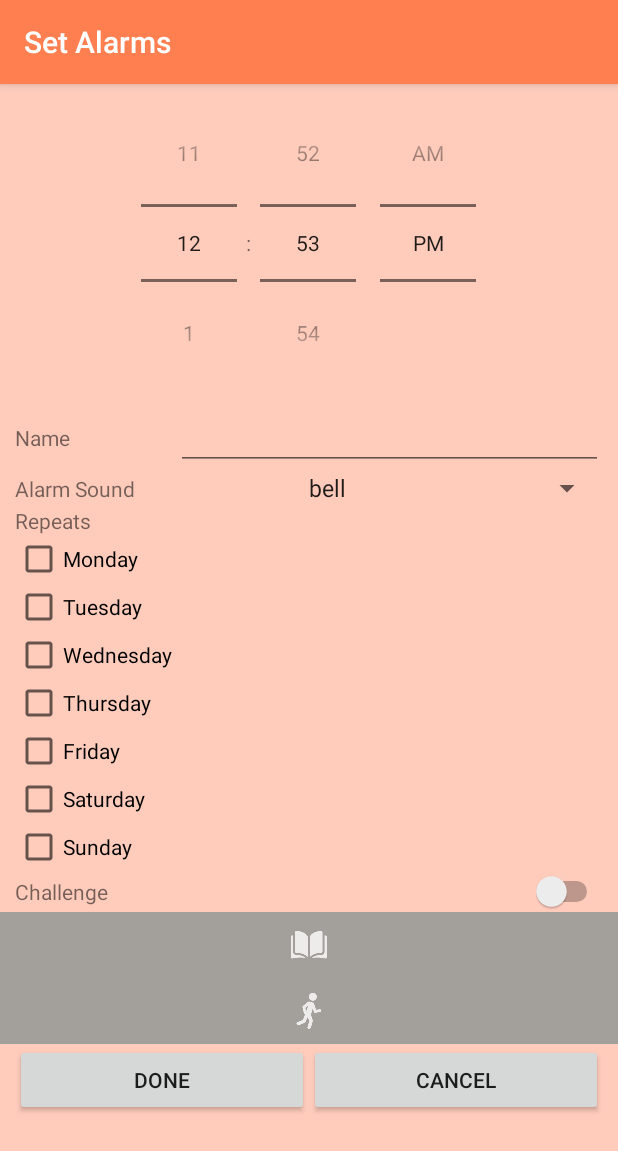
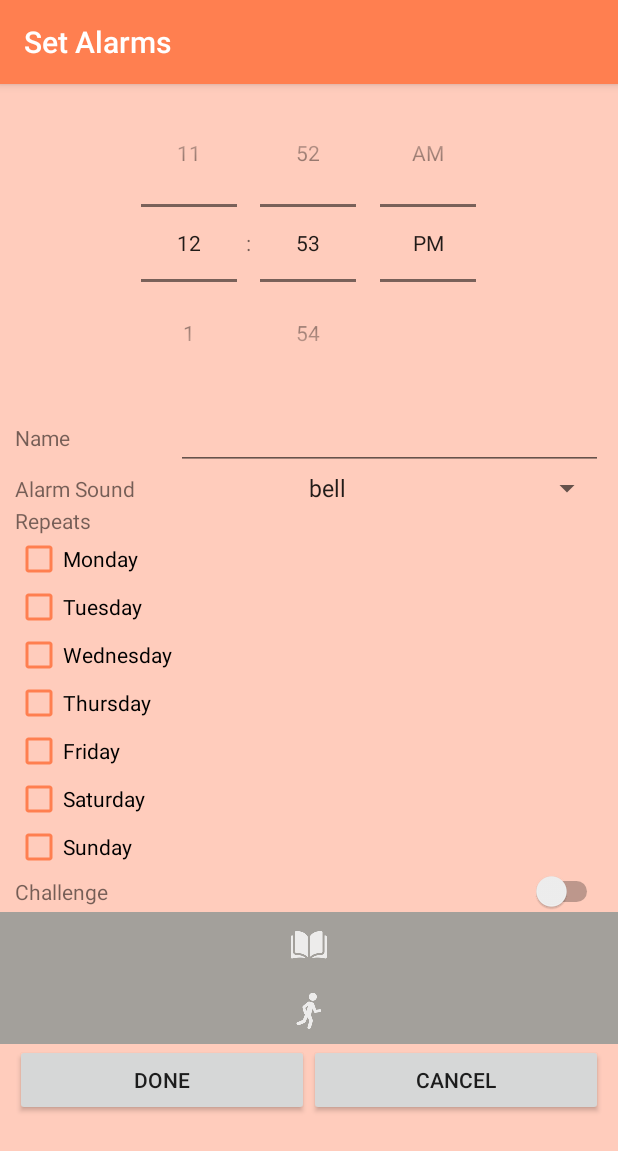
Before and after one commit to jhu-cs-uima-sp19/Awake, an Android app: the screen it shows after launch (MainActivity), after a tap on an icon or button, on a phone screen of 412 x 824 dp. Shown: the top 1151 px of the screen. Run offline under Robolectric (Android 15) with nearby library versions, the phone set to English and light mode, and no system bars.

Commit message:
color of checkboxes

```diff
--- a/app/src/main/res/layout/set_alarm_fragment.xml
+++ b/app/src/main/res/layout/set_alarm_fragment.xml
@@ -83,6 +83,7 @@
                 android:id="@+id/monday"
                 android:layout_width="match_parent"
                 android:layout_height="wrap_content"
+                android:buttonTint="@color/colorPrimary"
                 android:layout_marginLeft="10dp"
                 android:text="Monday" />
 
@@ -90,6 +91,7 @@
                 android:id="@+id/tuesday"
                 android:layout_width="match_parent"
                 android:layout_height="wrap_content"
+                android:buttonTint="@color/colorPrimary"
                 android:layout_marginLeft="10dp"
                 android:text="Tuesday" />
 
@@ -97,6 +99,7 @@
                 android:id="@+id/wednesday"
                 android:layout_width="match_parent"
                 android:layout_height="wrap_content"
+                android:buttonTint="@color/colorPrimary"
                 android:layout_marginLeft="10dp"
                 android:text="Wednesday" />
 
@@ -104,6 +107,7 @@
                 android:id="@+id/thursday"
                 android:layout_width="match_parent"
                 android:layout_height="wrap_content"
+                android:buttonTint="@color/colorPrimary"
                 android:layout_marginLeft="10dp"
                 android:text="Thursday" />
 
@@ -111,6 +115,7 @@
                 android:id="@+id/friday"
                 android:layout_width="match_parent"
                 android:layout_height="wrap_content"
+                android:buttonTint="@color/colorPrimary"
                 android:layout_marginLeft="10dp"
                 android:text="Friday" />
 
@@ -118,6 +123,7 @@
                 android:id="@+id/saturday"
                 android:layout_width="match_parent"
                 android:layout_height="wrap_content"
+                android:buttonTint="@color/colorPrimary"
                 android:layout_marginLeft="10dp"
                 android:text="Saturday" />
 
@@ -125,6 +131,7 @@
                 android:id="@+id/sunday"
                 android:layout_width="match_parent"
                 android:layout_height="wrap_content"
+                android:buttonTint="@color/colorPrimary"
                 android:layout_marginLeft="10dp"
                 android:text="Sunday" />
 
@@ -144,6 +151,7 @@
                     android:id="@+id/challenge"
                     android:layout_width="wrap_content"
                     android:layout_height="wrap_content"
+                    android:buttonTint="@color/colorPrimary"
                     android:layout_marginRight="10dp"
                     android:layout_weight="1" />
 
```
